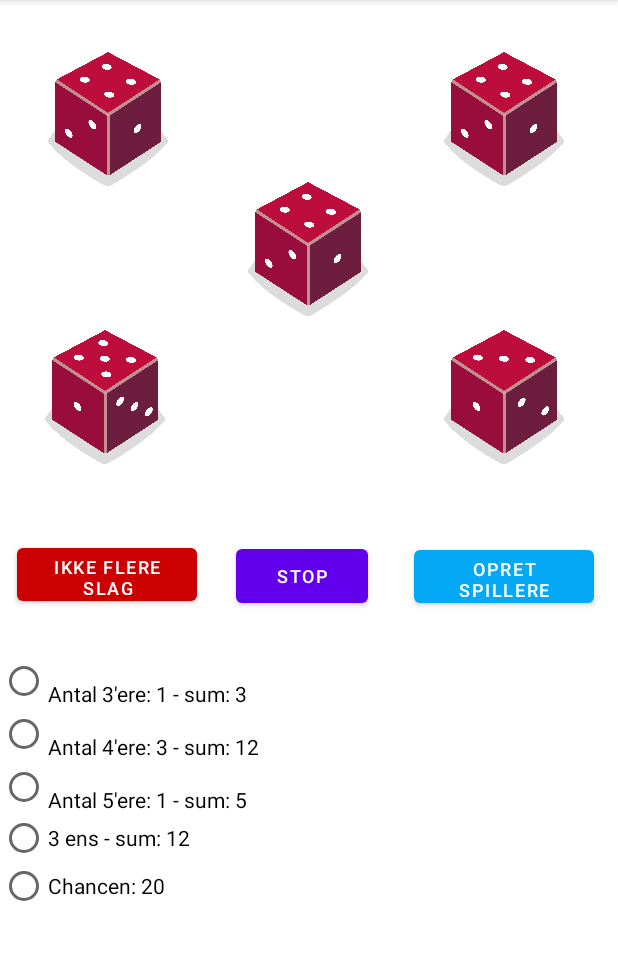
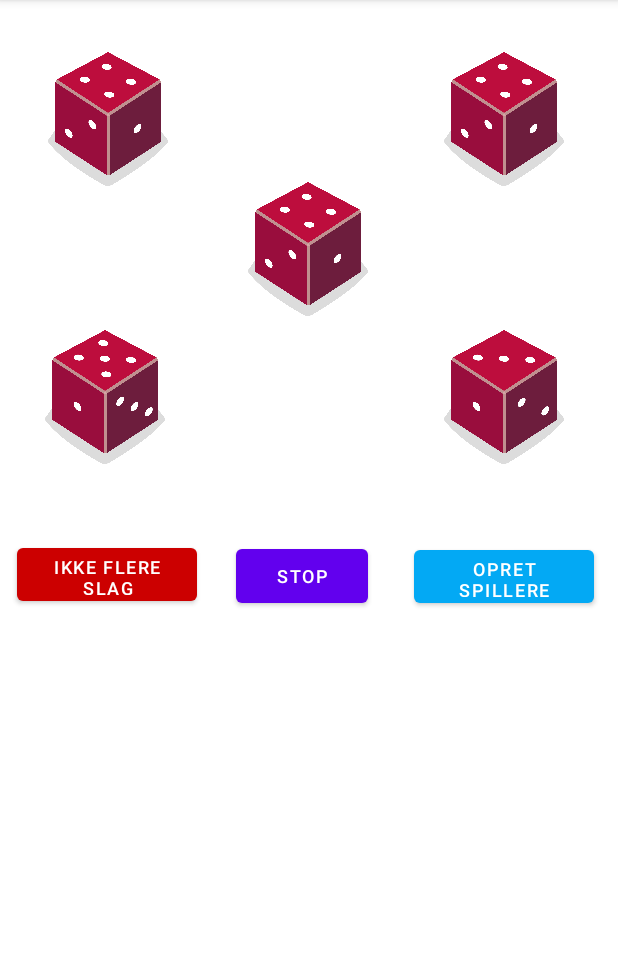
Before and after one commit to willekla/yatzy, an Android app: the screen it shows after launch (MainActivity), after a tap on an icon or button, on a phone screen of 412 x 824 dp, the part 84-1044 px from its top. Run offline under Robolectric (Android 15) with nearby library versions, the phone set to English and light mode, and no system bars; 2 other taps on this screen came first.

Commit message:
more players - continue with next

```diff
--- a/app/src/main/java/Yatzy.kt
+++ b/app/src/main/java/Yatzy.kt
@@ -1,4 +1,6 @@
 package com.example.diceroller
+
+import android.provider.Settings.Global.getString
 
 class Yatzy {
     val dots = IntArray(7)
--- a/app/src/main/java/com/example/diceroller/MainActivity.kt
+++ b/app/src/main/java/com/example/diceroller/MainActivity.kt
@@ -18,7 +18,7 @@ import com.example.diceroller.databinding.ActivityMainBinding
 class MainActivity : AppCompatActivity() {
     private lateinit var binding: ActivityMainBinding
     private lateinit var radioGroup: RadioGroup
-    private var count = 1;
+    private var count = 1
     private var resTxt = ""
 
     private val t1 = Dice()
@@ -59,25 +59,25 @@ class MainActivity : AppCompatActivity() {
         }
         // Set a click listener on the button to roll the dice when the user taps the button
         // get reference to ImageView
-        val clickTerning1 = binding.terning1 as ImageView
+        val clickTerning1 = binding.terning1
         clickTerning1.setOnClickListener {
             t1.lockUnlock(findViewById(binding.terning1.id))
         }
 
-        val clickTerning2 = binding.terning2 as ImageView
+        val clickTerning2 = binding.terning2
         clickTerning2.setOnClickListener {
             t2.lockUnlock(findViewById(binding.terning2.id))
         }
 
-        val clickTerning3 = binding.terning3 as ImageView
+        val clickTerning3 = binding.terning3
         clickTerning3.setOnClickListener {
             t3.lockUnlock(findViewById(binding.terning3.id))
         }
-        val clickTerning4 = binding.terning4 as ImageView
+        val clickTerning4 = binding.terning4
         clickTerning4.setOnClickListener {
             t4.lockUnlock(findViewById(binding.terning4.id))
         }
-        val clickTerning5 = binding.terning5 as ImageView
+        val clickTerning5 = binding.terning5
         clickTerning5.setOnClickListener {
             t5.lockUnlock(findViewById(binding.terning5.id))
         }
@@ -87,9 +87,7 @@ class MainActivity : AppCompatActivity() {
 
     private fun stopButtonClicked() {
         binding.result.text = "Du vil afbryde dine slag - er du sikker??\n"
-
     }
-
 
 
     private fun rollButtonClicked() {
@@ -101,7 +99,7 @@ class MainActivity : AppCompatActivity() {
             Toast.makeText(this, "Du har ikke flere slag", Toast.LENGTH_SHORT).show()
             count = 1
             yatzy.calculateResult(t1, t2, t3, t4, t5)
-
+            if (listOfPlayers.isNotEmpty()) {
                 binding.message.removeAllViews()
                 val tv = TextView(this)
                 tv.text = yatzy.getResultAsText()
@@ -128,48 +126,46 @@ class MainActivity : AppCompatActivity() {
                             " ${radio.text}  ",
                             Toast.LENGTH_LONG).show()
 
-                if (player != null){
+
                     player.setChoice(radio.text)
                     createConfirmButton(radio.text)
 
                     currentPlayer++
-                    if (currentPlayer >= listOfPlayers.size){
+                    if (currentPlayer >= listOfPlayers.size) {
                         currentPlayer = 0
                     }
                     player = listOfPlayers[currentPlayer]
                 }
-                //setTextOnRollbutton(player, count)
+                binding.message.addView(radioGroup)
 
+            } else {
+                binding.message.removeAllViews()
+                val tv = TextView(this)
+                tv.text = ""
+                binding.message.addView(tv)
             }
-
-            binding.message.addView(radioGroup)
             t1.unlock()
             t2.unlock()
             t3.unlock()
             t4.unlock()
             t5.unlock()
             yatzy.reset()
-        } else {
-            binding.message.removeAllViews()
-            val tv = TextView(this)
-            tv.text = ""
-            binding.message.addView(tv)
         }
     }
 
     private fun setTextOnRollbutton(player: Player, count: Int) {
-        if (count < 4) {
-            binding.rollbutton.setText(player.getName() + getString(R.string.slag_nr) + count)
-        } else{
-            binding.rollbutton.setText("ikke flere slag")
+        val txt = player.getName() + getString(R.string.slag_nr) + count
+        if (count < 4 ) {
+            binding.rollbutton.setText(txt)
+        } else {
+            binding.rollbutton.setText(getString(R.string.no_more_moves))
         }
-
     }
 
     // ---- create players
     private fun playersButtonClicked() {
         val intent = Intent(this, Players::class.java)
-        intent.putExtra("listOfPlayers", listOfPlayers);
+        intent.putExtra("listOfPlayers", listOfPlayers)
         startActivityForResult(intent, 0)
     }
 
@@ -180,8 +176,9 @@ class MainActivity : AppCompatActivity() {
         if (requestCode == 0) {
 
             // The result code from the activity started using startActivityForResults
+            @Suppress("UNCHECKED_CAST")
             if (resultCode == Activity.RESULT_OK) {
-                var dat = data?.extras
+                val dat = data?.extras
                 listOfPlayers = dat?.get("listOfPlayers") as ArrayList<Player>
                 if (listOfPlayers.isNotEmpty()) {
                     player = listOfPlayers[0]
--- a/app/src/main/java/com/example/diceroller/Player.kt
+++ b/app/src/main/java/com/example/diceroller/Player.kt
@@ -155,7 +155,7 @@ class Player : java.io.Serializable {
     }
 
     fun setChoice(value: CharSequence) {
-
+        println(value)
     }
 
 
```
Also changed, not shown: app/src/main/res/values/strings.xml (+3 -8 lines). Lines whose indentation alone changed are shown as unchanged.
